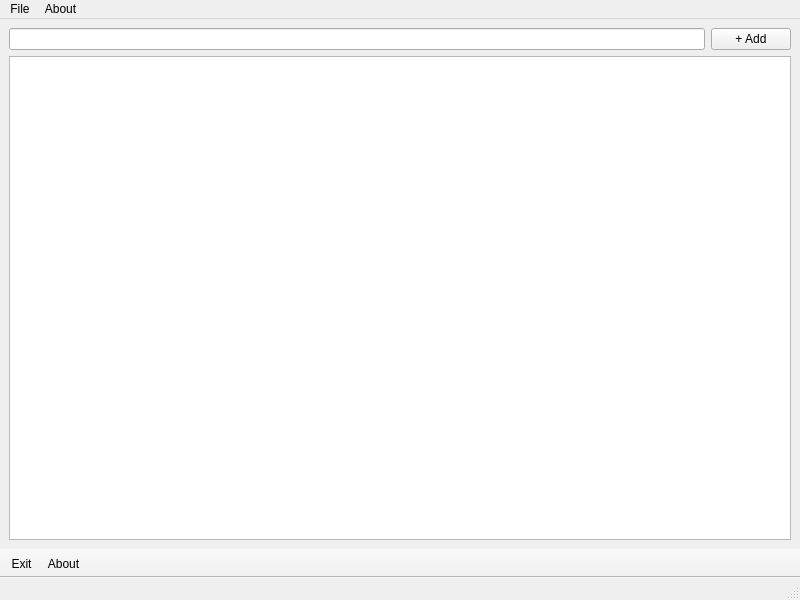
Qt form mytodo.ui (sobreiracaio/MyToDo) before a commit.
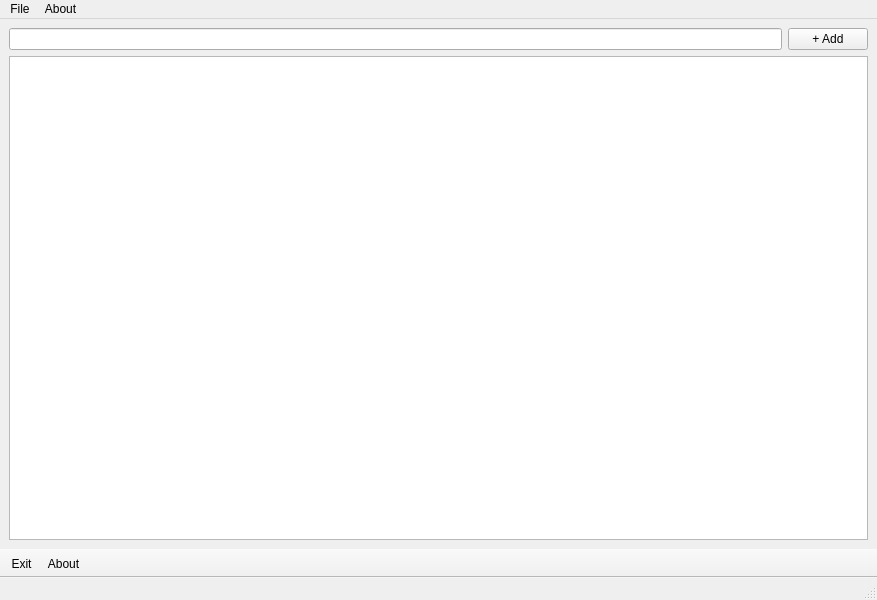
The same form after that commit. Icons and pictures are not drawn.

What changed in the file:
```diff
--- a/mytodo.ui
+++ b/mytodo.ui
@@ -6,7 +6,7 @@
    <rect>
     <x>0</x>
     <y>0</y>
-    <width>800</width>
+    <width>877</width>
     <height>600</height>
    </rect>
   </property>
@@ -43,7 +43,7 @@
     <rect>
      <x>0</x>
      <y>0</y>
-     <width>800</width>
+     <width>877</width>
      <height>23</height>
     </rect>
    </property>
```
